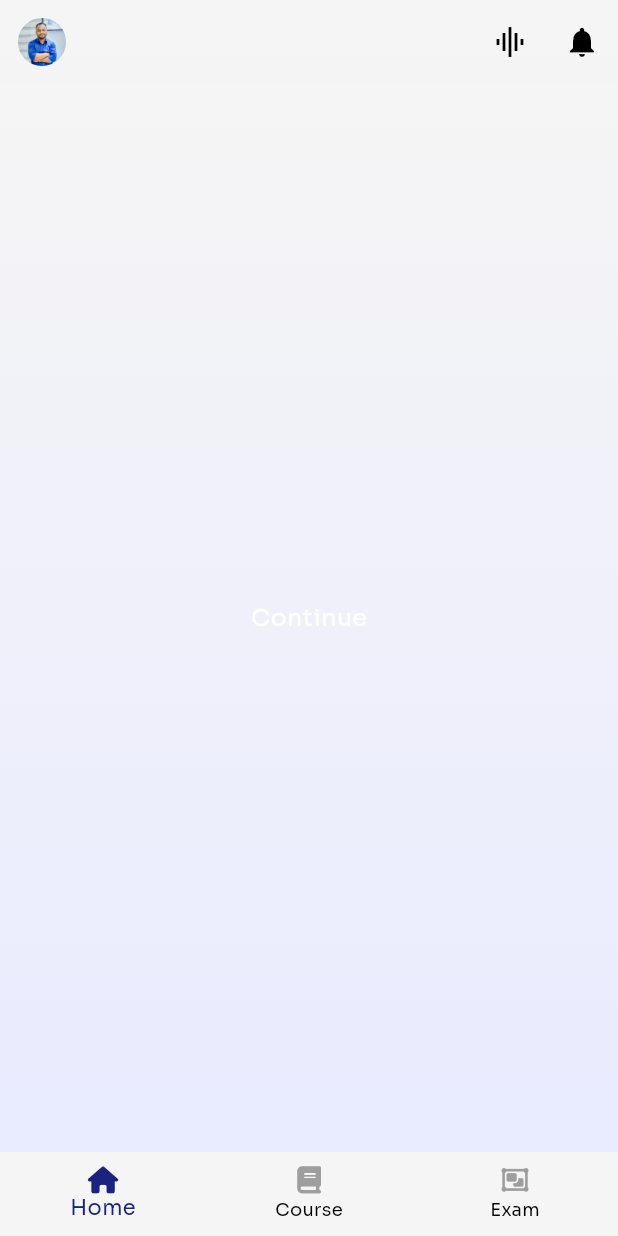
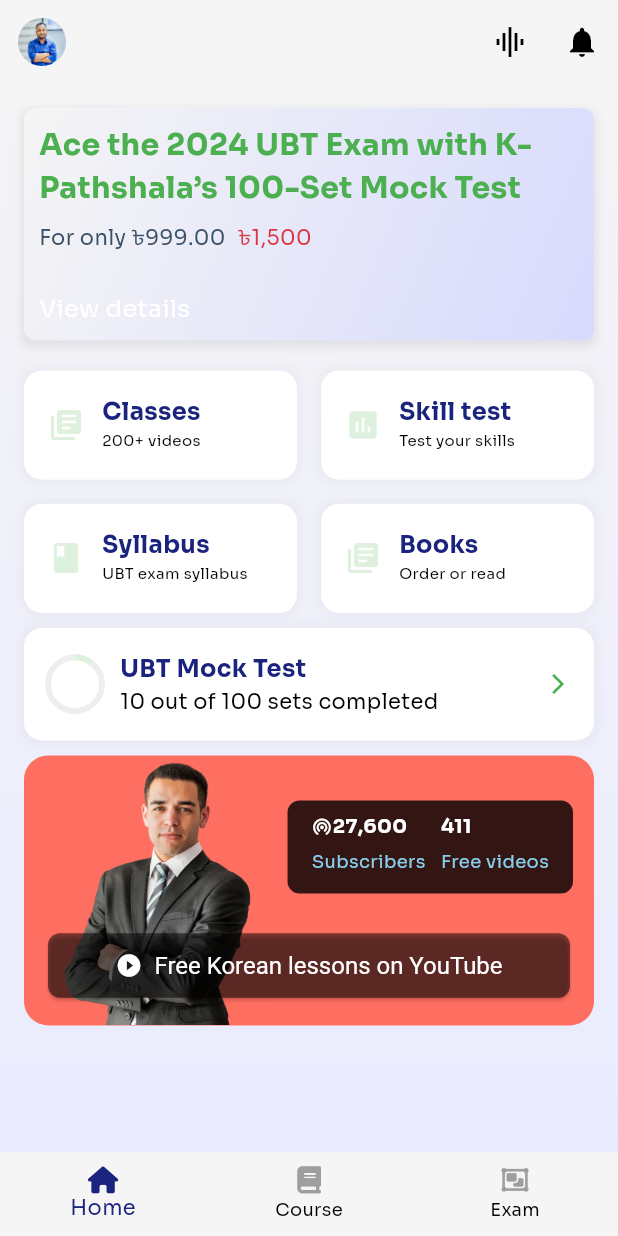
Before and after one commit to mdarafat1570/K-PathShala, a Flutter app: the screen it shows after launch, on a phone screen of 412 x 824 dp. Run offline on Flutter 3.47's test engine with Material 3 defaults, Android fonts, the phone set to English and light mode, and no system bars; our stand-ins replace font_awesome_flutter, image_picker, intl_phone_field, pinput; missing offline and left inert: custom_button_builder.

Commit message:
Dashboard UI done

```diff
--- a/lib/app_theme/app_color.dart
+++ b/lib/app_theme/app_color.dart
@@ -40,4 +40,6 @@ class AppColor {
   static const Color navyblue = Color(0xFF1A237E);
   static const Color gradientStart = Color(0xFFF5F5F5);
   static const Color gradientEnd = Color(0xFFE9EBFF);
+  static const Color gradient = Color.fromARGB(255, 215, 218, 253);
+  static const Color black = Color.fromARGB(255, 0, 0, 0);
 }
--- a/lib/view/Profile_edit/profile_setting.dart
+++ b/lib/view/Profile_edit/profile_setting.dart
@@ -45,7 +45,8 @@ class _ProfileState extends State<Profile> {
     if (_image != null) {
       imageProvider = MemoryImage(_image!) as ImageProvider<Object>;
     } else {
-      imageProvider = AssetImage('assets/logo.png') as ImageProvider<Object>;
+      imageProvider =
+          AssetImage('assets/new_App_icon.png') as ImageProvider<Object>;
     }
 
     return Scaffold(
--- a/lib/view/common_widget/common_button_add.dart
+++ b/lib/view/common_widget/common_button_add.dart
@@ -7,9 +7,9 @@ Widget commonCustomButton({
   required Color backgroundColor,
   required double height,
   required double borderRadius,
-  required EdgeInsets margin,
+   EdgeInsets? margin,
   required VoidCallback onPressed,
-  required Widget iconWidget,
+   Widget? iconWidget,
   required bool reversePosition,
   required Widget child,
   bool isThreeD = false,
--- a/lib/view/common_widget/custom_text.dart.dart
+++ b/lib/view/common_widget/custom_text.dart.dart
@@ -44,3 +44,10 @@ Widget customText(String text, TextType type,
       );
   }
 }
+
+Widget customGap({double width = 0, double height = 0}) {
+  return SizedBox(
+    width: width,
+    height: height,
+  );
+}
--- a/lib/view/dashboard/Courses.dart
+++ b/lib/view/dashboard/Courses.dart
@@ -12,8 +12,9 @@ class _CoursesState extends State<Courses> {
   @override
   Widget build(BuildContext context) {
     return Scaffold(
-      body:
-          GradientBackground(child: Center(child: Text("Under Construction"))),
+      body: GradientBackground(
+          child: Center(
+              child: Text("Stay tuned premium courses are coming soon"))),
     );
   }
 }
--- /dev/null
+++ b/lib/view/dashboard/dashboard_page.dart
@@ -0,0 +1,329 @@
+import 'package:flutter/material.dart';
+import 'package:kpathshala/app_theme/app_color.dart';
+import 'package:kpathshala/view/common_widget/common_button_add.dart';
+import 'package:kpathshala/view/common_widget/custom_text.dart.dart';
+import 'package:kpathshala/view/login/registration_And_Login_page.dart'; // Ensure this import is correct
+
+class DashboardPage extends StatefulWidget {
+  @override
+  State<DashboardPage> createState() => _DashboardPageState();
+}
+
+class _DashboardPageState extends State<DashboardPage> {
+  @override
+  Widget build(BuildContext context) {
+    return Scaffold(
+      body: SingleChildScrollView(
+        child: Padding(
+          padding: const EdgeInsets.all(16.0),
+          child: Column(
+            crossAxisAlignment: CrossAxisAlignment.start,
+            children: [
+              Container(
+                padding: EdgeInsets.all(10),
+                decoration: BoxDecoration(
+                  gradient: const LinearGradient(
+                    colors: [
+                      AppColor.gradientStart,
+                      AppColor.gradient,
+                    ],
+                    begin: Alignment.topLeft,
+                    end: Alignment.bottomRight,
+                  ),
+                  borderRadius: BorderRadius.circular(8),
+                  boxShadow: [
+                    BoxShadow(
+                      color: Colors.grey.withOpacity(0.2),
+                      spreadRadius: 2,
+                      blurRadius: 4,
+                      offset: Offset(0, 3),
+                    ),
+                  ],
+                ),
+                child: Column(
+                  crossAxisAlignment: CrossAxisAlignment.start,
+                  children: [
+                    customText(
+                      "Ace the 2024 UBT Exam with K-Pathshala’s 100-Set Mock Test",
+                      TextType.title,
+                      color: AppColor.active,
+                      fontSize: 20,
+                    ),
+                    SizedBox(height: 8),
+                    Row(
+                      children: [
+                        customText(
+                          'For only ৳999.00',
+                          TextType.normal,
+                          color: AppColor.cancelled,
+                        ),
+                        const SizedBox(
+                          width: 8,
+                        ),
+                        customText(
+                          '৳1,500',
+                          TextType.normal,
+                          color: AppColor.inactive,
+                        ),
+                      ],
+                    ),
+                    const SizedBox(
+                      height: 25,
+                    ),
+                    commonCustomButton(
+                      width: 150,
+                      backgroundColor: Color.fromARGB(233, 254, 152, 56),
+                      height: 50,
+                      borderRadius: 10,
+                      onPressed: () {
+                        Navigator.push(
+                          context,
+                          MaterialPageRoute(
+                            builder: (context) => const RegistrationPage(
+                              title: 'App',
+                            ),
+                          ),
+                        );
+                      },
+                      reversePosition: true,
+                      child: customText(
+                        "View details",
+                        TextType.normal,
+                        color: AppColor.white,
+                        fontSize: 16,
+                      ),
+                    ),
+                  ],
+                ),
+              ),
+              const SizedBox(height: 20),
+              GridView(
+                padding: EdgeInsets.zero,
+                shrinkWrap: true,
+                gridDelegate: const SliverGridDelegateWithFixedCrossAxisCount(
+                  crossAxisCount: 2,
+                  mainAxisSpacing: 16,
+                  crossAxisSpacing: 16,
+                  childAspectRatio: 2.5,
+                ),
+                children: [
+                  InkWell(
+                    onTap: () {},
+                    child: _buildGridItem(
+                      icon: Icons.library_books,
+                      title: "Classes",
+                      subtitle: "200+ videos",
+                    ),
+                  ),
+                  InkWell(
+                    onTap: () {},
+                    child: _buildGridItem(
+                      icon: Icons.assessment,
+                      title: "Skill test",
+                      subtitle: "Test your skills",
+                    ),
+                  ),
+                  InkWell(
+                    onTap: () {},
+                    child: _buildGridItem(
+                      icon: Icons.book,
+                      title: "Syllabus",
+                      subtitle: "UBT exam syllabus",
+                    ),
+                  ),
+                  InkWell(
+                    onTap: () {},
+                    child: _buildGridItem(
+                      icon: Icons.library_books,
+                      title: "Books",
+                      subtitle: "Order or read",
+                    ),
+                  ),
+                ],
+              ),
+              SizedBox(height: 10),
+              _buildMockTestProgress(),
+              SizedBox(height: 10),
+              Container(
+                height: 180,
+                decoration: BoxDecoration(
+                  color: const Color(
+                      0xFFFF6F61), // Background color similar to the image
+                  borderRadius: BorderRadius.circular(16),
+                ),
+                child: Stack(
+                  children: [
+                    Positioned(
+                      top: 2,
+                      child: ClipRRect(
+                        child: Image.asset(
+                          'assets/profile.png',
+                          width: 180,
+                          height: 180,
+                          // fit: BoxFit.cover,
+                        ),
+                      ),
+                    ),
+                    // Subscribers and Videos Info
+                    Positioned(
+                      right: 14,
+                      top: 30,
+                      child: Container(
+                        padding:
+                            EdgeInsets.symmetric(horizontal: 16, vertical: 8),
+                        decoration: BoxDecoration(
+                          color: Colors.black.withOpacity(0.8),
+                          borderRadius: BorderRadius.circular(8),
+                        ),
+                        child: Column(
+                          children: [
+                            Row(
+                              children: [
+                                customGap(height: 10),
+                                Column(
+                                  mainAxisAlignment: MainAxisAlignment.start,
+                                  crossAxisAlignment: CrossAxisAlignment.start,
+                                  children: [
+                                    Row(
+                                      children: [
+                                        const Icon(Icons.wifi_tethering,
+                                            color: Colors.white, size: 14),
+                                        customText('27,600', TextType.normal,
+                                            color: AppColor.white,
+                                            fontSize: 13,
+                                            fontWeight: FontWeight.bold),
+                                      ],
+                                    ),
+                                    customGap(height: 5),
+                                    customText('Subscribers', TextType.normal,
+                                        color: AppColor.skyBlue, fontSize: 12),
+                                  ],
+                                ),
+                                customGap(width: 10),
+                                Column(
+                                  mainAxisAlignment: MainAxisAlignment.start,
+                                  crossAxisAlignment: CrossAxisAlignment.start,
+                                  children: [
+                                    customText('411', TextType.normal,
+                                        color: AppColor.white,
+                                        fontWeight: FontWeight.bold,
+                                        fontSize: 13),
+                                    customGap(height: 5),
+                                    Row(
+                                      children: [
+                                        customText(
+                                            'Free videos', TextType.normal,
+                                            color: AppColor.skyBlue,
+                                            fontSize: 12),
+                                      ],
+                                    ),
+                                  ],
+                                ),
+                              ],
+                            ),
+                            const SizedBox(height: 5),
+                          ],
+                        ),
+                      ),
+                    ),
+                    // Free Lessons Button
+                    Positioned(
+                      left: 16,
+                      bottom: 16,
+                      right: 16,
+                      child: ElevatedButton.icon(
+                        style: ElevatedButton.styleFrom(
+                          backgroundColor: Colors.black.withOpacity(0.5),
+                          padding: EdgeInsets.symmetric(vertical: 12),
+                          shape: RoundedRectangleBorder(
+                            borderRadius: BorderRadius.circular(8),
+                          ),
+                        ),
+                        onPressed: () {},
+                        icon: Icon(Icons.play_circle_fill, color: Colors.white),
+                        label: customText(
+                            'Free Korean lessons on YouTube', TextType.normal,
+                            color: AppColor.white, fontSize: 16),
+                      ),
+                    ),
+                  ],
+                ),
+              ),
+            ],
+          ),
+        ),
+      ),
+    );
+  }
+}
+
+Widget _buildGridItem(
+    {required IconData icon, required String title, required String subtitle}) {
+  return Container(
+    decoration: BoxDecoration(
+      color: Colors.white,
+      borderRadius: BorderRadius.circular(12),
+      boxShadow: [
+        BoxShadow(
+          color: Colors.grey.withOpacity(0.1),
+          spreadRadius: 2,
+          blurRadius: 5,
+        ),
+      ],
+    ),
+    padding: EdgeInsets.all(16),
+    child: Row(
+      children: [
+        Icon(icon, color: AppColor.accentColor),
+        SizedBox(width: 12),
+        Column(
+          crossAxisAlignment: CrossAxisAlignment.start,
+          children: [
+            customText(title, TextType.title, fontSize: 16),
+            Expanded(
+              child: customText(subtitle, TextType.normal,
+                  fontSize: 10, color: AppColor.black),
+            ),
+          ],
+        ),
+      ],
+    ),
+  );
+}
+
+Widget _buildMockTestProgress() {
+  return Container(
+    decoration: BoxDecoration(
+      color: Colors.white,
+      borderRadius: BorderRadius.circular(12),
+      boxShadow: [
+        BoxShadow(
+          color: Colors.grey.withOpacity(0.1),
+          spreadRadius: 2,
+          blurRadius: 5,
+        ),
+      ],
+    ),
+    padding: EdgeInsets.all(16),
+    child: Row(
+      children: [
+        CircularProgressIndicator(
+          value: 0.1,
+          backgroundColor: Colors.grey[200],
+          color: AppColor.accentColor,
+        ),
+        SizedBox(width: 12),
+        Column(
+          crossAxisAlignment: CrossAxisAlignment.start,
+          children: [
+            customText("UBT Mock Test", TextType.title, fontSize: 16),
+            customText("10 out of 100 sets completed", TextType.normal,
+                fontSize: 14),
+          ],
+        ),
+        Spacer(),
+        Icon(Icons.arrow_forward_ios, size: 16, color: AppColor.active),
+      ],
+    ),
+  );
+}
--- a/lib/view/dashboard/exam.dart
+++ b/lib/view/dashboard/exam.dart
@@ -12,8 +12,9 @@ class _ExamState extends State<Exam> {
   @override
   Widget build(BuildContext context) {
     return Scaffold(
-      body:
-          GradientBackground(child: Center(child: Text("under construction"))),
+      body: GradientBackground(
+          child: Center(
+              child: Text("Stay tuned premium courses are coming soon"))),
     );
   }
 }
--- a/lib/view/login/verify_page.dart
+++ b/lib/view/login/verify_page.dart
@@ -66,6 +66,7 @@ class _OtpPageState extends State<OtpPage> {
       body: GradientBackground(
         child: Padding(
           padding: const EdgeInsets.symmetric(horizontal: 25, vertical: 80),
+          child: SingleChildScrollView(
             child: Column(
               mainAxisAlignment: MainAxisAlignment.start,
               crossAxisAlignment: CrossAxisAlignment.start,
@@ -74,8 +75,8 @@ class _OtpPageState extends State<OtpPage> {
                 const SizedBox(
                   height: 30,
                 ),
-              customText(
-                  "To confirm your account, enter the 6-digit", TextType.normal,
+                customText("To confirm your account, enter the 6-digit",
+                    TextType.normal,
                     fontSize: 14),
                 customText("code we sent to $_number", TextType.normal,
                     fontSize: 14),
@@ -86,7 +87,7 @@ class _OtpPageState extends State<OtpPage> {
                   length: 6,
                   showCursor: true,
                   defaultPinTheme: PinTheme(
-                  width: 53,
+                    width: 54,
                     height: 58,
                     decoration: BoxDecoration(
                       color: Colors.white,
@@ -155,6 +156,7 @@ class _OtpPageState extends State<OtpPage> {
             ),
           ),
         ),
+      ),
     );
   }
 }
--- a/lib/view/navigationbar/navigation_bar.dart
+++ b/lib/view/navigationbar/navigation_bar.dart
@@ -5,6 +5,7 @@ import 'package:kpathshala/view/Profile_edit/profile_setting.dart';
 import 'package:kpathshala/view/common_widget/Common_slideNavigation_Push.dart';
 import 'package:kpathshala/view/common_widget/custom_background.dart';
 import 'package:kpathshala/view/dashboard/Courses.dart';
+import 'package:kpathshala/view/dashboard/dashboard_page.dart';
 import 'package:kpathshala/view/dashboard/exam.dart';
 import 'package:kpathshala/view/dashboard/home_Page.dart';
 
@@ -18,9 +19,11 @@ class Navigation extends StatefulWidget {
 class _NavigationState extends State<Navigation> {
   int countindex = 0;
   List<Widget> widgetList = [
-    HomePage(title: 'App'),
+    DashboardPage(),
     Courses(),
-    Exam(),
+    HomePage(
+      title: "",
+    ),
   ];
 
   @override
@@ -31,7 +34,7 @@ class _NavigationState extends State<Navigation> {
           backgroundColor: Colors.transparent,
           elevation: 0,
           leading: Padding(
-            padding: const EdgeInsets.all(12), // Add padding directly
+            padding: const EdgeInsets.all(12),
             child: GestureDetector(
               onTap: () {
                 slideNavigationPush(Profile(), context);
@@ -41,7 +44,7 @@ class _NavigationState extends State<Navigation> {
               ),
             ),
           ),
-          title: const Center(child: Text('')), // Empty title
+          title: const Center(child: Text('')),
           actions: [
             IconButton(
               onPressed: () {},
--- a/lib/view/splash_screen.dart
+++ b/lib/view/splash_screen.dart
@@ -14,7 +14,6 @@ class SplashScreen extends StatefulWidget {
 class _SplashScreenState extends State<SplashScreen> {
   @override
   void initState() {
-    // TODO: implement initState
     super.initState();
     Timer(
         Duration(seconds: 3),
@@ -28,11 +27,12 @@ class _SplashScreenState extends State<SplashScreen> {
       backgroundColor: AppColor.deepPurple,
       body: Center(
           child: Container(
-        height: 150,
-        width: 150,
-        decoration: BoxDecoration(
+        height: 160,
+        width: 160,
+        decoration: const BoxDecoration(
             image: DecorationImage(
-                image: AssetImage('assets/Group.png'), fit: BoxFit.cover)),
+                image: AssetImage('assets/new_App_icon.png'),
+                fit: BoxFit.cover)),
       )),
     );
   }
```
Also changed, not shown: assets/Group.png (deleted), assets/logo.png (deleted), assets/new_App_icon.png (added), assets/profile.png (added), 5 other files. Lines whose indentation alone changed are shown as unchanged.
